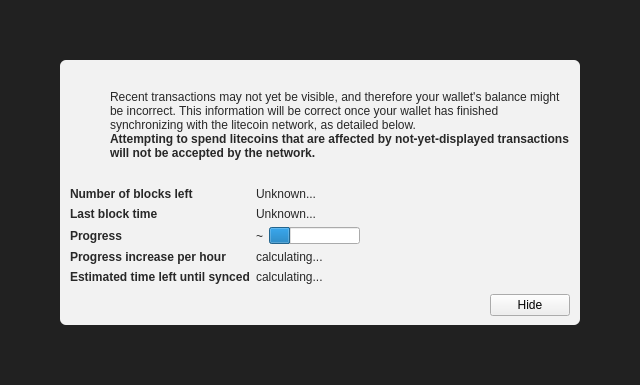
The window that src/qt/forms/modaloverlay.ui (monacoinproject/monacoin) describes before a commit, drawn with Qt 5.
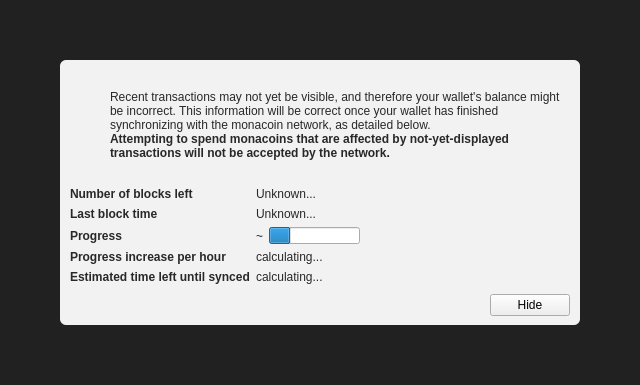
The same window after the commit. Icons and pictures are not drawn. Custom widgets are drawn as their Qt base class.

Commit message: Monacoin: Branding

```diff
--- a/src/qt/forms/modaloverlay.ui
+++ b/src/qt/forms/modaloverlay.ui
@@ -130,7 +130,7 @@
              <item>
               <widget class="QLabel" name="infoText">
                <property name="text">
-                <string>Recent transactions may not yet be visible, and therefore your wallet's balance might be incorrect. This information will be correct once your wallet has finished synchronizing with the litecoin network, as detailed below.</string>
+                <string>Recent transactions may not yet be visible, and therefore your wallet's balance might be incorrect. This information will be correct once your wallet has finished synchronizing with the monacoin network, as detailed below.</string>
                </property>
                <property name="textFormat">
                 <enum>Qt::RichText</enum>
@@ -149,7 +149,7 @@
                 </font>
                </property>
                <property name="text">
-                <string>Attempting to spend litecoins that are affected by not-yet-displayed transactions will not be accepted by the network.</string>
+                <string>Attempting to spend monacoins that are affected by not-yet-displayed transactions will not be accepted by the network.</string>
                </property>
                <property name="textFormat">
                 <enum>Qt::RichText</enum>
```
The commit also changes 204 other files.
